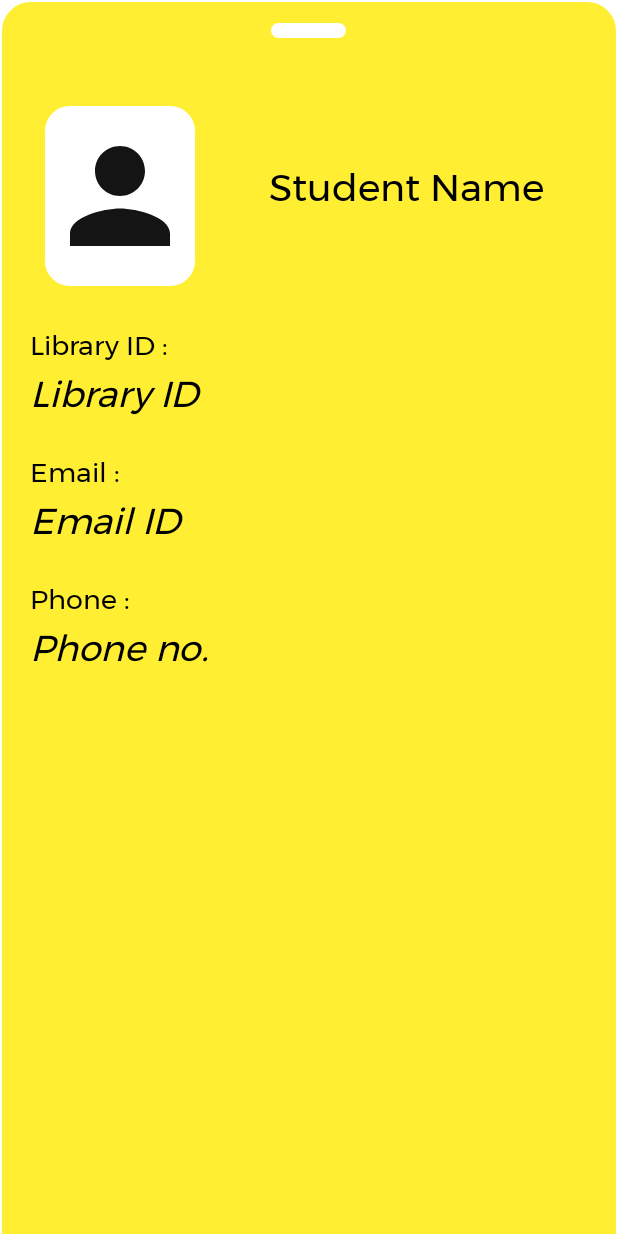
After one commit to arnxv0/library-management-app, an Android app: the layout fragment_librarian_view_student.xml on its own in the app's theme, with its tools: preview values and no code run, on a phone screen of 412 x 824 dp. The commit adds this screen. Run offline under Robolectric (Android 15) with nearby library versions, the phone set to English and light mode, and no system bars.

Commit message:
Add view student details fragment
Show a fragment when clicked on an item in the "all students" list which displays all their details.

```diff
--- a/app/src/main/java/com/arnav/library/activities/LibrarianMain/LibrarianMainActivity.java
+++ b/app/src/main/java/com/arnav/library/activities/LibrarianMain/LibrarianMainActivity.java
@@ -24,11 +24,13 @@ import com.arnav.library.activities.LibrarianMain.fragments.LibrarianProfileFrag
 import com.arnav.library.activities.LibrarianMain.fragments.LibrarianScanCodeFragment;
 import com.arnav.library.activities.LibrarianMain.fragments.LibrarianShowSearchListFragment;
 import com.arnav.library.activities.LibrarianMain.fragments.LibrarianViewBookFragment;
+import com.arnav.library.activities.LibrarianMain.fragments.LibrarianViewStudentFragment;
 import com.arnav.library.activities.Login.LoginActivity;
 import com.arnav.library.databinding.ActivityLibrarianMainBinding;
 import com.arnav.library.models.Book;
 import com.arnav.library.models.Librarian;
 import com.arnav.library.models.Record;
+import com.arnav.library.models.Student;
 import com.google.android.material.bottomnavigation.BottomNavigationView;
 import com.google.firebase.auth.FirebaseAuth;
 
@@ -183,6 +185,16 @@ public class LibrarianMainActivity extends AppCompatActivity implements Fragment
                 .commit();
     }
 
+    public void showViewStudentFragment(Student student) {
+        getSupportFragmentManager()
+                .beginTransaction()
+                .add(
+                        R.id.librarian_fragment_container,
+                        LibrarianViewStudentFragment.newInstance(student)
+                )
+                .addToBackStack(null)
+                .commit();
+    }
 
     private void showScanCodeFragment() {
         requestCamera();
@@ -324,6 +336,10 @@ public class LibrarianMainActivity extends AppCompatActivity implements Fragment
             Book book = new Book(bundle.getBundle(FragmentActionListener.SHOW_EDIT_BOOK_FRAGMENT_ACTION_KEY));
             getSupportFragmentManager().popBackStack();
             showEditBookFragment(book);
+        } else if (selectedAction == FragmentActionListener.SHOW_STUDENT_PROFILE_FRAGMENT_ACTION_VALUE) {
+            Student student = new Student(bundle.getBundle(FragmentActionListener.SHOW_STUDENT_PROFILE_FRAGMENT_ACTION_KEY));
+            getSupportFragmentManager().popBackStack();
+            showViewStudentFragment(student);
         }
 
     }
--- a/app/src/main/java/com/arnav/library/activities/LibrarianMain/fragments/FragmentActionListener.java
+++ b/app/src/main/java/com/arnav/library/activities/LibrarianMain/fragments/FragmentActionListener.java
@@ -28,5 +28,8 @@ public interface FragmentActionListener {
 
     int EDIT_BOOK_DONE_ACTION_VALUE = 12;
 
+    int SHOW_STUDENT_PROFILE_FRAGMENT_ACTION_VALUE = 13;
+    String SHOW_STUDENT_PROFILE_FRAGMENT_ACTION_KEY = "student";
+
     void onActionPerformed(Bundle bundle);
 }
--- a/app/src/main/java/com/arnav/library/activities/LibrarianMain/fragments/LibrarianShowSearchListFragment.java
+++ b/app/src/main/java/com/arnav/library/activities/LibrarianMain/fragments/LibrarianShowSearchListFragment.java
@@ -117,7 +117,19 @@ public class LibrarianShowSearchListFragment extends Fragment {
                 getActivity(), binding.librarianShowSearchListRecyclerView, new RecyclerItemClickListener.OnItemClickListener() {
             @Override
             public void onItemClick(View view, int position) {
-                Log.i("click", "clicked");
+                if (fragmentActionListener != null) {
+                    Student student = (Student) filterObjectList.get(position);
+                    Bundle bundle = new Bundle();
+                    bundle.putInt(
+                            FragmentActionListener.ACTION_KEY,
+                            FragmentActionListener.SHOW_STUDENT_PROFILE_FRAGMENT_ACTION_VALUE
+                    );
+                    bundle.putBundle(
+                            FragmentActionListener.SHOW_STUDENT_PROFILE_FRAGMENT_ACTION_KEY,
+                            student.getBundle()
+                    );
+                    fragmentActionListener.onActionPerformed(bundle);
+                }
             }
 
             @Override
--- /dev/null
+++ b/app/src/main/java/com/arnav/library/activities/LibrarianMain/fragments/LibrarianViewStudentFragment.java
@@ -0,0 +1,62 @@
+package com.arnav.library.activities.LibrarianMain.fragments;
+
+import android.os.Bundle;
+import android.transition.TransitionInflater;
+import android.view.LayoutInflater;
+import android.view.View;
+import android.view.ViewGroup;
+
+import androidx.annotation.NonNull;
+import androidx.annotation.Nullable;
+import androidx.fragment.app.Fragment;
+
+import com.arnav.library.R;
+import com.arnav.library.databinding.FragmentLibrarianViewStudentBinding;
+import com.arnav.library.models.Student;
+
+public class LibrarianViewStudentFragment extends Fragment {
+
+    FragmentLibrarianViewStudentBinding binding;
+    Student student;
+
+    public LibrarianViewStudentFragment() {
+        // Required empty public constructor
+    }
+
+    public static LibrarianViewStudentFragment newInstance(Student student) {
+        LibrarianViewStudentFragment fragment = new LibrarianViewStudentFragment();
+        Bundle args = new Bundle();
+        args.putBundle("student", student.getBundle());
+        fragment.setArguments(args);
+        return fragment;
+    }
+
+    @Override
+    public void onCreate(Bundle savedInstanceState) {
+        super.onCreate(savedInstanceState);
+        TransitionInflater inflater = TransitionInflater.from(requireContext());
+        setEnterTransition(inflater.inflateTransition(R.transition.slide_in_up));
+    }
+
+    @Override
+    public View onCreateView(LayoutInflater inflater, ViewGroup container,
+                             Bundle savedInstanceState) {
+        assert this.getArguments() != null;
+        student = new Student(this.getArguments().getBundle("student"));
+        binding = FragmentLibrarianViewStudentBinding.inflate(inflater, container, false);
+        return binding.getRoot();
+    }
+
+    @Override
+    public void onViewCreated(@NonNull View view, @Nullable Bundle savedInstanceState) {
+        super.onViewCreated(view, savedInstanceState);
+        setDetails();
+    }
+
+    private void setDetails() {
+        binding.librarianViewStudentEmailID.setText(student.getEmail());
+        binding.librarianViewStudentLibraryID.setText(student.getLibraryID());
+        binding.librarianViewStudentName.setText(student.getName());
+        binding.librarianViewStudentPhoneNo.setText(student.getPhone());
+    }
+}
--- /dev/null
+++ b/app/src/main/res/layout/fragment_librarian_view_student.xml
@@ -0,0 +1,143 @@
+<?xml version="1.0" encoding="utf-8"?>
+<RelativeLayout xmlns:android="http://schemas.android.com/apk/res/android"
+    xmlns:tools="http://schemas.android.com/tools"
+    android:layout_width="match_parent"
+    android:layout_height="match_parent"
+    xmlns:app="http://schemas.android.com/apk/res-auto"
+    android:background="@drawable/fragment_drawer_shape"
+    tools:context=".activities.LibrarianMain.fragments.LibrarianViewStudentFragment">
+
+    <ImageView
+        android:id="@+id/cylinderSearchBookImageView"
+        android:layout_width="50dp"
+        android:layout_height="10dp"
+        android:layout_alignParentTop="true"
+        android:layout_centerHorizontal="true"
+        android:layout_marginTop="15dp"
+        app:srcCompat="@drawable/drawer_cilinder_button" />
+
+    <ImageView
+        android:id="@+id/studentLogo"
+        android:layout_width="100dp"
+        android:layout_height="120dp"
+        android:layout_below="@+id/cylinderSearchBookImageView"
+        android:layout_alignParentStart="true"
+        android:layout_marginStart="30dp"
+        android:layout_marginTop="45dp"
+        android:background="@drawable/custom_input"
+        android:src="@drawable/ic_baseline_person_24"
+        app:cornerRadius="50dp" />
+
+    <TextView
+        android:id="@+id/librarianViewStudentName"
+        android:layout_width="0dp"
+        android:layout_height="wrap_content"
+        android:layout_below="@+id/cylinderSearchBookImageView"
+        android:layout_alignParentEnd="true"
+        android:layout_marginStart="20dp"
+        android:layout_marginTop="80dp"
+        android:layout_marginEnd="20dp"
+        android:layout_toEndOf="@+id/studentLogo"
+        android:ems="10"
+        android:fontFamily="@font/montserrat"
+        android:gravity="center"
+        android:text="Student Name"
+        android:textAlignment="center"
+        android:textColor="@color/black"
+        android:textSize="25sp" />
+
+    <TextView
+        android:id="@+id/librarianViewStudentLibraryIDLabel"
+        android:layout_width="130dp"
+        android:layout_height="wrap_content"
+        android:layout_below="@+id/studentLogo"
+        android:layout_alignParentStart="true"
+        android:layout_marginStart="20dp"
+        android:layout_marginTop="25dp"
+        android:ems="10"
+        android:fontFamily="@font/montserrat"
+        android:text="Library ID :"
+        android:textColor="@color/black"
+        android:textSize="18sp" />
+
+    <TextView
+        android:id="@+id/librarianViewStudentLibraryID"
+        android:layout_width="0dp"
+        android:layout_height="wrap_content"
+        android:layout_below="@+id/librarianViewStudentLibraryIDLabel"
+        android:layout_alignParentStart="true"
+        android:layout_alignParentEnd="true"
+        android:layout_marginStart="20dp"
+        android:layout_marginTop="0dp"
+        android:layout_marginEnd="20dp"
+        android:layout_toEndOf="@+id/librarianViewStudentLibraryIDLabel"
+        android:ems="10"
+        android:fontFamily="@font/montserrat"
+        android:text="Library ID"
+        android:textStyle="italic"
+        android:textColor="@color/black"
+        android:textSize="24sp" />
+
+    <TextView
+        android:id="@+id/librarianViewStudentEmailIDLabel"
+        android:layout_width="130dp"
+        android:layout_height="wrap_content"
+        android:layout_below="@+id/librarianViewStudentLibraryID"
+        android:layout_alignParentStart="true"
+        android:layout_marginStart="20dp"
+        android:layout_marginTop="20dp"
+        android:ems="10"
+        android:fontFamily="@font/montserrat"
+        android:text="Email :"
+        android:textColor="@color/black"
+        android:textSize="18sp" />
+
+    <TextView
+        android:id="@+id/librarianViewStudentEmailID"
+        android:layout_width="0dp"
+        android:layout_height="wrap_content"
+        android:layout_below="@+id/librarianViewStudentEmailIDLabel"
+        android:layout_alignParentStart="true"
+        android:layout_alignParentEnd="true"
+        android:layout_marginStart="20dp"
+        android:layout_marginTop="0dp"
+        android:layout_marginEnd="20dp"
+        android:ems="10"
+        android:fontFamily="@font/montserrat"
+        android:text="Email ID"
+        android:textColor="@color/black"
+        android:textStyle="italic"
+        android:textSize="24sp" />
+
+    <TextView
+        android:id="@+id/librarianViewStudentPhoneNoLabel"
+        android:layout_width="130dp"
+        android:layout_height="wrap_content"
+        android:layout_below="@+id/librarianViewStudentEmailID"
+        android:layout_alignParentStart="true"
+        android:layout_marginStart="20dp"
+        android:layout_marginTop="20dp"
+        android:ems="10"
+        android:fontFamily="@font/montserrat"
+        android:text="Phone :"
+        android:textColor="@color/black"
+        android:textSize="18sp" />
+
+    <TextView
+        android:id="@+id/librarianViewStudentPhoneNo"
+        android:layout_width="0dp"
+        android:layout_height="wrap_content"
+        android:layout_below="@+id/librarianViewStudentPhoneNoLabel"
+        android:layout_alignParentStart="true"
+        android:layout_alignParentEnd="true"
+        android:layout_marginStart="20dp"
+        android:layout_marginTop="0dp"
+        android:layout_marginEnd="16dp"
+        android:ems="10"
+        android:fontFamily="@font/montserrat"
+        android:text="Phone no."
+        android:textColor="@color/black"
+        android:textStyle="italic"
+        android:textSize="24sp" />
+
+</RelativeLayout>
```
